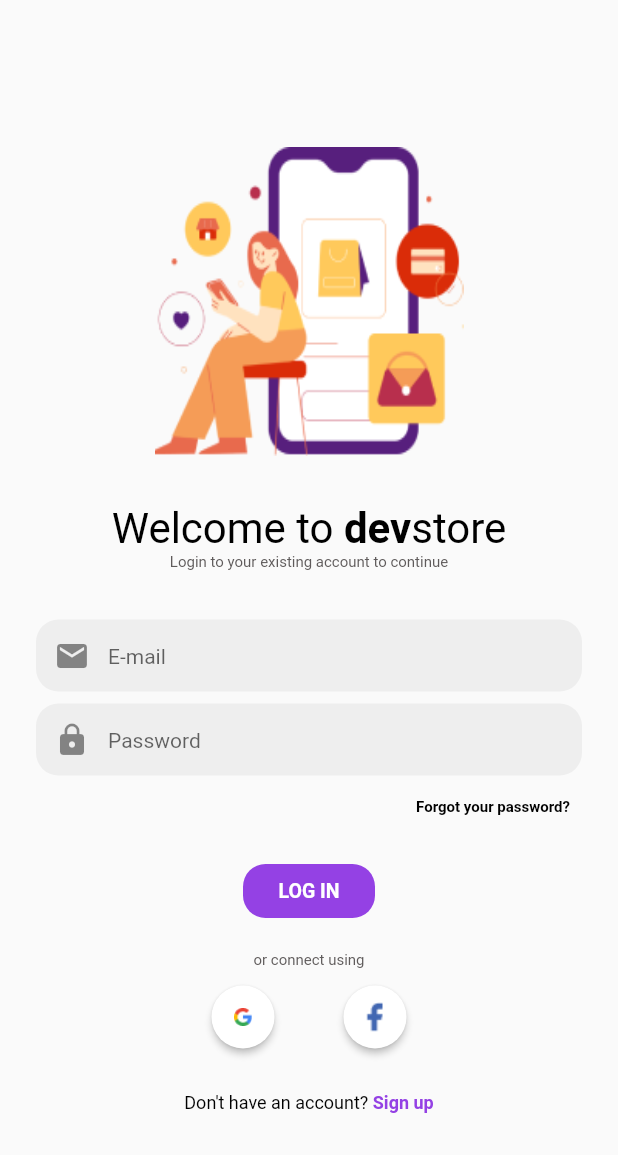
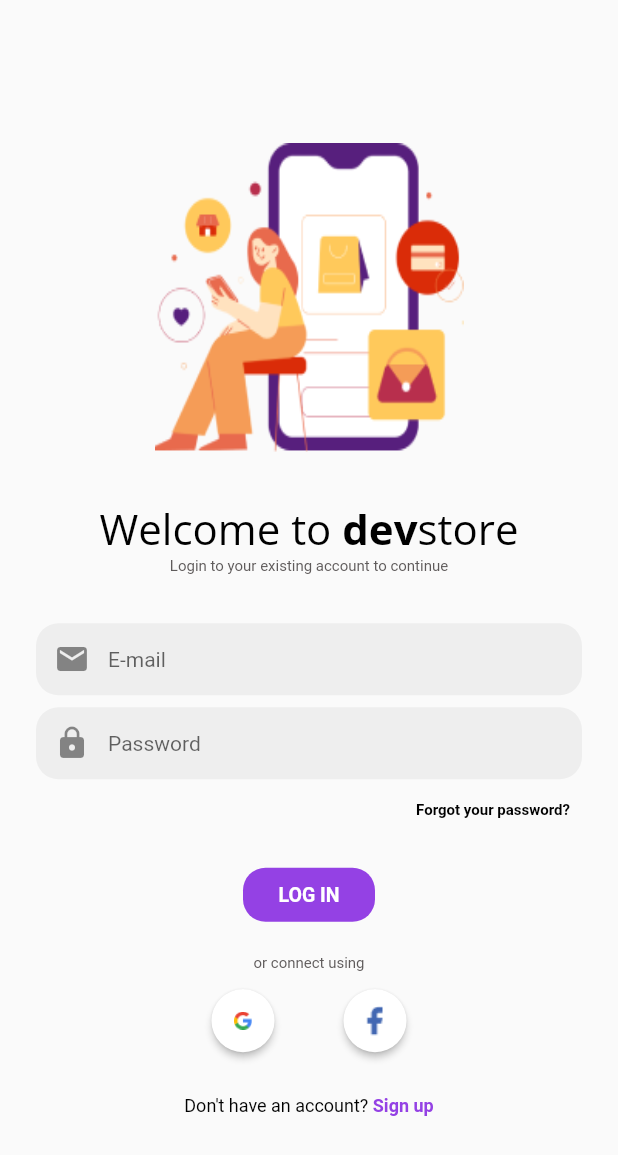
Before and after one commit to berketuranlioglu/devstore_project, a Flutter app: the screen it shows after launch, after a tap on "Log In", on a phone screen of 412 x 824 dp. Shown: the top 1155 px of the screen. Run offline on Flutter 3.47's test engine with Material 2 defaults, Android fonts, the phone set to English and light mode, and no system bars; our stand-ins replace email_validator, google_fonts.

Commit message:
styles-trial

```diff
--- a/lib/routes/login.dart
+++ b/lib/routes/login.dart
@@ -2,6 +2,7 @@ import 'package:flutter/cupertino.dart';
 import 'package:flutter/gestures.dart';
 import 'package:flutter/material.dart';
 import 'package:devstore_project/utils/color.dart';
+import 'package:devstore_project/utils/styles.dart';
 
 class LoginPage extends StatefulWidget {
   const LoginPage({Key? key}) : super(key: key);
@@ -40,15 +41,15 @@ class _LoginPageState extends State<LoginPage> {
           ),
           const SizedBox(height: 16.0,),
           RichText(
-            text: const TextSpan(
-              style: TextStyle(
+            text: TextSpan(
+              style: const TextStyle(
                 fontSize: 28.0,
                 color: AppColors.textColor,
               ),
               children: <TextSpan>[
-                TextSpan(text: 'Welcome to '),
-                TextSpan(text: 'dev', style: TextStyle(fontWeight: FontWeight.bold)),
-                TextSpan(text: 'store'),
+                TextSpan(text: 'Welcome to ', style: loginPage_WelcomeRegular),
+                TextSpan(text: 'dev', style: loginPage_WelcomeBold),
+                TextSpan(text: 'store', style: loginPage_WelcomeRegular),
               ],
             ),
             textAlign: TextAlign.center,
```
Also changed, not shown: 1 other file.
